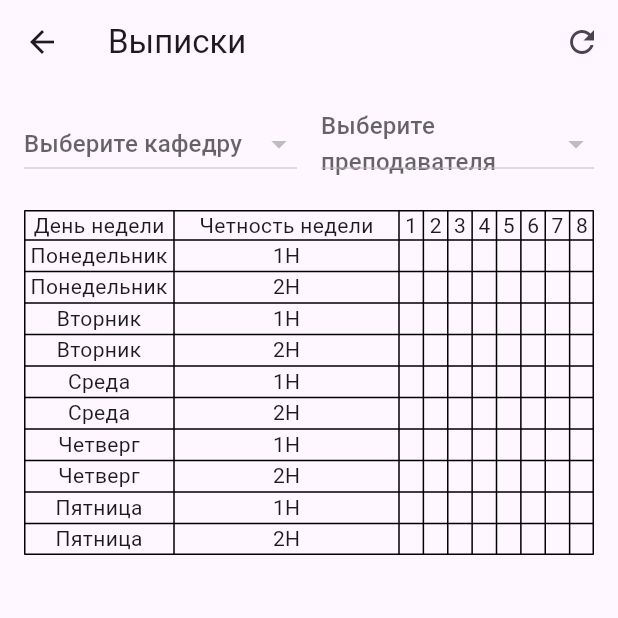
After one commit to Rimas2200/umo, a Flutter app: the Schedule screen opened directly, after a tap on the "school" icon, on a phone screen of 412 x 824 dp, the top half of it. The commit adds this screen. Run offline on Flutter 3.47's test engine with Material 3 defaults, Android fonts, the phone set to English and light mode, and no system bars; our stand-ins replace logger; missing offline and left inert: mysql1; network calls fail.

Commit message:
extracts 1.1.4

```diff
--- a/lib/Schedule.dart
+++ b/lib/Schedule.dart
@@ -5,6 +5,7 @@ import 'package:logger/logger.dart';
 import 'package:umo/lib/TimetablePage.dart';
 import 'package:umo/lib/TimetableGroup.dart';
 import 'package:flutter/services.dart' show rootBundle;
+import 'package:umo/lib/Extracts.dart';
 
 class Schedule extends StatefulWidget {
   final String? selectedFaculty;
@@ -113,10 +114,13 @@ class _ScheduleState extends State<Schedule> {
               children: [
                 IconButton(
                   icon: const Tooltip(
-                    message: 'Экспорт',
-                    child: Icon(Icons.save_alt),
+                    message: 'Выписки',
+                    child: Icon(Icons.school),
                   ),
                   onPressed: () {
+                    Navigator.of(context).push(MaterialPageRoute(
+                      builder: (context) => Extracts(),
+                    ));
                   },
                 ),
                 IconButton(
--- /dev/null
+++ b/lib/lib/Extracts.dart
@@ -0,0 +1,264 @@
+import 'package:flutter/material.dart';
+import 'package:http/http.dart' as http;
+import 'dart:convert';
+class Extracts extends StatefulWidget {
+  @override
+  _ExtractsState createState() => _ExtractsState();
+}
+
+class _ExtractsState extends State<Extracts> {
+  String? selectedDepartment;
+  String? selectedTeacher;
+  List<String> _departments = [];
+  List<String> _professors = [];
+  List<Map<String, dynamic>> _scheduleData = [];
+  bool _isLoading = false;
+
+  @override
+  void initState() {
+    super.initState();
+    fetchDepartments();
+
+  }
+  Future<Map<String, dynamic>> _loadConfig() async {
+    final String jsonString = await DefaultAssetBundle.of(context).loadString('assets/config.json');
+    return jsonDecode(jsonString);
+  }
+  Future<void> fetchDepartments() async {
+    try {
+      final config = await _loadConfig();
+      final response = await http.get(Uri.parse('${config['baseUrl']}:${config['port']}/departament'));
+      if (response.statusCode == 200) {
+        final List<dynamic> data = jsonDecode(response.body);
+        setState(() {
+          _departments = data.map((item) => item['name'] as String).toList();
+        });
+      } else {
+        throw Exception('Failed to load departments');
+      }
+    } catch (e) {
+      print('Error fetching departments: $e');
+    }
+  }
+
+  Future<void> fetchProfessors(String department) async {
+    try {
+      final config = await _loadConfig();
+      final response = await http.get(Uri.parse('${config['baseUrl']}:${config['port']}/professor/$department'));
+      if (response.statusCode == 200) {
+        final List<dynamic> data = json.decode(response.body);
+        setState(() {
+          _professors = data.map((item) => item['name'] as String).toList();
+        });
+      } else {
+        throw Exception('Failed to load professors');
+      }
+    } catch (e) {
+      print('Error fetching professors: $e');
+    }
+  }
+
+  Future<void> fetchSchedule(String teacherName) async {
+    setState(() {
+      _isLoading = true;
+    });
+    try {
+      final config = await _loadConfig();
+      final response = await http.get(Uri.parse('${config['baseUrl']}:${config['port']}/schedule/extracts/teacher?teacher_name=$teacherName'));
+      if (response.statusCode == 200) {
+        final List<dynamic> data = json.decode(response.body);
+        setState(() {
+          _scheduleData = List<Map<String, dynamic>>.from(data);
+          _isLoading = false;
+        });
+      } else {
+        throw Exception('Failed to load schedule');
+      }
+    } catch (e) {
+      print('Error fetching schedule: $e');
+      setState(() {
+        _isLoading = false;
+      });
+    }
+  }
+
+  void _refreshData() {
+    if (selectedTeacher != null) {
+      fetchSchedule(selectedTeacher!);
+    }
+  }
+
+  @override
+  Widget build(BuildContext context) {
+    return Scaffold(
+      appBar: AppBar(
+        title: const Text('Выписки'),
+        actions: [
+          IconButton(
+            icon: const Icon(Icons.refresh),
+            onPressed: _isLoading ? null : _refreshData,
+          ),
+        ],
+      ),
+      body: Padding(
+        padding: const EdgeInsets.all(16.0),
+        child: Column(
+          crossAxisAlignment: CrossAxisAlignment.start,
+          children: <Widget>[
+            Row(
+              mainAxisAlignment: MainAxisAlignment.spaceBetween,
+              children: [
+                Expanded(
+                  child: DropdownButton<String>(
+                    hint: const Text('Выберите кафедру'),
+                    value: selectedDepartment,
+                    isExpanded: true,
+                    onChanged: (String? newValue) {
+                      setState(() {
+                        selectedDepartment = newValue;
+                        selectedTeacher = null;
+                        _professors = [];
+                        if (newValue != null) {
+                          fetchProfessors(newValue);
+                        }
+                      });
+                    },
+                    items: _departments.map<DropdownMenuItem<String>>((String value) {
+                      return DropdownMenuItem<String>(
+                        value: value,
+                        child: Text(value),
+                      );
+                    }).toList(),
+                  ),
+                ),
+                const SizedBox(width: 16),
+                Expanded(
+                  child: DropdownButton<String>(
+                    hint: const Text('Выберите преподавателя'),
+                    value: selectedTeacher,
+                    isExpanded: true,
+                    onChanged: (String? newValue) {
+                      setState(() {
+                        selectedTeacher = newValue;
+                        if (newValue != null) {
+                          fetchSchedule(newValue);
+                        }
+                      });
+                    },
+                    items: _professors.map<DropdownMenuItem<String>>((String value) {
+                      return DropdownMenuItem<String>(
+                        value: value,
+                        child: Text(value),
+                      );
+                    }).toList(),
+                  ),
+                ),
+              ],
+            ),
+            const SizedBox(height: 20),
+            Table(
+              border: TableBorder.all(),
+              columnWidths: const <int, TableColumnWidth>{
+                0: FixedColumnWidth(100),
+                1: FixedColumnWidth(150),
+                2: FlexColumnWidth(),
+                3: FlexColumnWidth(),
+                4: FlexColumnWidth(),
+                5: FlexColumnWidth(),
+                6: FlexColumnWidth(),
+                7: FlexColumnWidth(),
+                8: FlexColumnWidth(),
+                9: FlexColumnWidth(),
+              },
+              children: [
+                const TableRow(
+                  children: [
+                    TableCell(child: Center(child: Text('День недели'))),
+                    TableCell(child: Center(child: Text('Четность недели'))),
+                    TableCell(child: Center(child: Text('1'))),
+                    TableCell(child: Center(child: Text('2'))),
+                    TableCell(child: Center(child: Text('3'))),
+                    TableCell(child: Center(child: Text('4'))),
+                    TableCell(child: Center(child: Text('5'))),
+                    TableCell(child: Center(child: Text('6'))),
+                    TableCell(child: Center(child: Text('7'))),
+                    TableCell(child: Center(child: Text('8'))),
+                  ],
+                ),
+                for (var day in ['Понедельник', 'Вторник', 'Среда', 'Четверг', 'Пятница'])
+                  ...[
+                    TableRow(
+                      children: [
+                        TableCell(child: Center(child: Text(day))),
+                        const TableCell(child: Center(child: Text('1Н'))),
+                        for (var i = 1; i <= 8; i++)
+                          TableCell(
+                            child: Center(
+                              child: Text(
+                                _scheduleData.isNotEmpty && _scheduleData.any((item) =>
+                                item['day_of_the_week'] == day &&
+                                    item['pair_name'] == i.toString() &&
+                                (_getWeekType(item['week']) == '1Н' || _getWeekType(item['week']) == '1Н и 2Н')
+                                ) ? _scheduleData.firstWhere((item) =>
+                                item['day_of_the_week'] == day &&
+                                    item['pair_name'] == i.toString())['group_name'] : '',
+                              ),
+                            ),
+                          ),
+
+                      ],
+                    ),
+                    TableRow(
+                      children: [
+                        TableCell(child: Center(child: Text(day))),
+                        const TableCell(child: Center(child: Text('2Н'))),
+                        for (var i = 1; i <= 8; i++)
+                          TableCell(
+                            child: Center(
+                              child: Text(
+                                _scheduleData.isNotEmpty && _scheduleData.any((item) =>
+                                item['day_of_the_week'] == day &&
+                                    item['pair_name'] == i.toString() &&
+                                    (_getWeekType(item['week']) == '2Н' || _getWeekType(item['week']) == '1Н и 2Н')
+                                ) ? _scheduleData.firstWhere((item) =>
+                                item['day_of_the_week'] == day &&
+                                    item['pair_name'] == i.toString())['group_name'] : '',
+                              ),
+                            ),
+                          ),
+                      ],
+                    ),
+                  ],
+              ],
+            ),
+          ],
+        ),
+      ),
+    );
+  }
+  String _getWeekType(String weekString) {
+    bool hasEven = false;
+    bool hasOdd = false;
+
+    List<String> weeks = weekString.split(' ');
+    for (var week in weeks) {
+      int? weekNumber = int.tryParse(week);
+      if (weekNumber != null) {
+        if (weekNumber % 2 == 0) {
+          hasEven = true;
+        } else {
+          hasOdd = true;
+        }
+      }
+    }
+    if (hasEven && hasOdd) {
+      return '1Н и 2Н';
+    } else if (hasEven) {
+      return '2Н';
+    } else if (hasOdd) {
+      return '1Н';
+    } else {
+      return 'Нет данных';
+    }
+  }
+}
```
Also changed, not shown: 1 other file.
